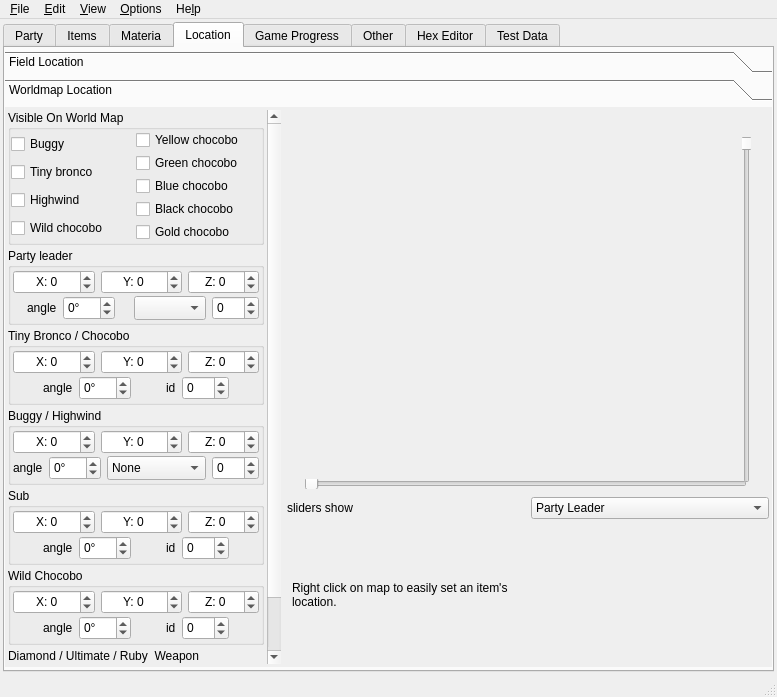
Before: the Qt Designer form mainwindow.ui in sithlord48/blackchocobo, drawn with Qt 5.
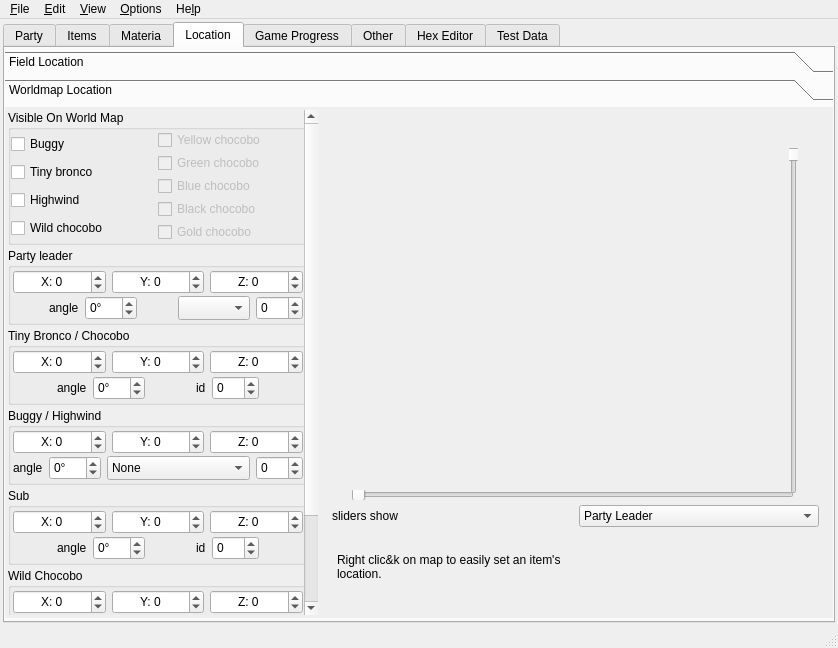
After: the same form once the commit is applied. The open tabs and pages were chosen to show the change. Icons and pictures are not drawn.

Commit message: fix spacing on world location , adjust version number 1.9.90

```diff
--- a/mainwindow.ui
+++ b/mainwindow.ui
@@ -6,8 +6,8 @@
    <rect>
     <x>0</x>
     <y>0</y>
-    <width>777</width>
-    <height>697</height>
+    <width>838</width>
+    <height>648</height>
    </rect>
   </property>
   <property name="windowTitle">
@@ -1123,8 +1123,8 @@
             <rect>
              <x>0</x>
              <y>0</y>
-             <width>747</width>
-             <height>472</height>
+             <width>828</width>
+             <height>490</height>
             </rect>
            </property>
            <attribute name="icon">
@@ -1135,6 +1135,9 @@
             <string>Worldmap Location</string>
            </attribute>
            <layout class="QHBoxLayout" name="horizontalLayout_127">
+            <property name="spacing">
+             <number>3</number>
+            </property>
             <property name="leftMargin">
              <number>3</number>
             </property>
@@ -1157,7 +1160,7 @@
               </property>
               <property name="minimumSize">
                <size>
-                <width>273</width>
+                <width>310</width>
                 <height>0</height>
                </size>
               </property>
@@ -1170,12 +1173,15 @@
               <property name="horizontalScrollBarPolicy">
                <enum>Qt::ScrollBarAlwaysOff</enum>
               </property>
+              <property name="sizeAdjustPolicy">
+               <enum>QAbstractScrollArea::AdjustToContents</enum>
+              </property>
               <widget class="QWidget" name="scrollAreaWidgetContents">
                <property name="geometry">
                 <rect>
                  <x>0</x>
                  <y>0</y>
-                 <width>256</width>
+                 <width>305</width>
                  <height>615</height>
                 </rect>
                </property>
@@ -1185,6 +1191,12 @@
                  <verstretch>0</verstretch>
                 </sizepolicy>
                </property>
+               <property name="minimumSize">
+                <size>
+                 <width>300</width>
+                 <height>0</height>
+                </size>
+               </property>
                <layout class="QVBoxLayout" name="verticalLayout_91">
                 <property name="spacing">
                  <number>3</number>
@@ -1203,6 +1215,12 @@
                 </property>
                 <item>
                  <widget class="QGroupBox" name="groupBox_42">
+                  <property name="maximumSize">
+                   <size>
+                    <width>300</width>
+                    <height>16777215</height>
+                   </size>
+                  </property>
                   <property name="title">
                    <string>Visible On World Map</string>
                   </property>
@@ -1326,6 +1344,9 @@
                         </property>
                         <item>
                          <widget class="QCheckBox" name="cb_visible_yellow_chocobo">
+                          <property name="enabled">
+                           <bool>false</bool>
+                          </property>
                           <property name="sizePolicy">
                            <sizepolicy hsizetype="Minimum" vsizetype="Preferred">
                             <horstretch>0</horstretch>
@@ -1339,6 +1360,9 @@
                         </item>
                         <item>
                          <widget class="QCheckBox" name="cb_visible_green_chocobo">
+                          <property name="enabled">
+                           <bool>false</bool>
+                          </property>
                           <property name="sizePolicy">
                            <sizepolicy hsizetype="Minimum" vsizetype="Preferred">
                             <horstretch>0</horstretch>
@@ -1352,6 +1376,9 @@
                         </item>
                         <item>
                          <widget class="QCheckBox" name="cb_visible_blue_chocobo">
+                          <property name="enabled">
+                           <bool>false</bool>
+                          </property>
                           <property name="sizePolicy">
                            <sizepolicy hsizetype="Minimum" vsizetype="Preferred">
                             <horstretch>0</horstretch>
@@ -1365,6 +1392,9 @@
                         </item>
                         <item>
                          <widget class="QCheckBox" name="cb_visible_black_chocobo">
+                          <property name="enabled">
+                           <bool>false</bool>
+                          </property>
                           <property name="sizePolicy">
                            <sizepolicy hsizetype="Minimum" vsizetype="Minimum">
                             <horstretch>0</horstretch>
@@ -1378,6 +1408,9 @@
                         </item>
                         <item>
                          <widget class="QCheckBox" name="cb_visible_gold_chocobo">
+                          <property name="enabled">
+                           <bool>false</bool>
+                          </property>
                           <property name="sizePolicy">
                            <sizepolicy hsizetype="Minimum" vsizetype="Preferred">
                             <horstretch>0</horstretch>
@@ -1399,6 +1432,12 @@
                 </item>
                 <item>
                  <widget class="QGroupBox" name="leaderonworld_box">
+                  <property name="maximumSize">
+                   <size>
+                    <width>300</width>
+                    <height>16777215</height>
+                   </size>
+                  </property>
                   <property name="title">
                    <string>Party leader</string>
                   </property>
@@ -1584,6 +1623,12 @@
                 </item>
                 <item>
                  <widget class="QGroupBox" name="leaderonworld_box_4">
+                  <property name="maximumSize">
+                   <size>
+                    <width>300</width>
+                    <height>16777215</height>
+                   </size>
+                  </property>
                   <property name="title">
                    <string>Tiny Bronco / Chocobo</string>
                   </property>
@@ -1785,6 +1830,12 @@
                 </item>
                 <item>
                  <widget class="QGroupBox" name="leaderonworld_box_3">
+                  <property name="maximumSize">
+                   <size>
+                    <width>300</width>
+                    <height>16777215</height>
+                   </size>
+                  </property>
                   <property name="title">
                    <string>Buggy / Highwind</string>
                   </property>
@@ -2003,6 +2054,12 @@
                 </item>
                 <item>
                  <widget class="QGroupBox" name="leaderonworld_box_5">
+                  <property name="maximumSize">
+                   <size>
+                    <width>300</width>
+                    <height>16777215</height>
+                   </size>
+                  </property>
                   <property name="title">
                    <string>Sub</string>
                   </property>
@@ -2204,6 +2261,12 @@
                 </item>
                 <item>
                  <widget class="QGroupBox" name="leaderonworld_box_7">
+                  <property name="maximumSize">
+                   <size>
+                    <width>300</width>
+                    <height>16777215</height>
+                   </size>
+                  </property>
                   <property name="title">
                    <string>Wild Chocobo</string>
                   </property>
@@ -2405,6 +2468,12 @@
                 </item>
                 <item>
                  <widget class="QGroupBox" name="leaderonworld_box_2">
+                  <property name="maximumSize">
+                   <size>
+                    <width>300</width>
+                    <height>16777215</height>
+                   </size>
+                  </property>
                   <property name="title">
                    <string>Diamond / Ultimate / Ruby  Weapon</string>
                   </property>
@@ -2609,7 +2678,11 @@
              </widget>
             </item>
             <item>
+             <widget class="QFrame" name="frm_map">
              <layout class="QVBoxLayout" name="verticalLayout_96">
+               <property name="spacing">
+                <number>3</number>
+               </property>
               <item>
                <layout class="QHBoxLayout" name="horizontalLayout_126">
                 <item>
@@ -2820,7 +2893,7 @@
                 <item>
                  <widget class="QLabel" name="label_233">
                   <property name="text">
-                   <string>Right click on map to easily set an item's
+                    <string>Right clic&amp;k on map to easily set an item's
 location.</string>
                   </property>
                   <property name="indent">
@@ -2831,6 +2904,7 @@
                </layout>
               </item>
              </layout>
+             </widget>
             </item>
            </layout>
           </widget>
@@ -7105,8 +7179,8 @@
     <rect>
      <x>0</x>
      <y>0</y>
-     <width>777</width>
-     <height>24</height>
+     <width>838</width>
+     <height>26</height>
     </rect>
    </property>
    <widget class="QMenu" name="menuAbout">
```
Left out of the diff: 8 changed lines with no effect on the pictures. Lines whose indentation alone changed are shown as unchanged. The commit also changes 3 other files.
